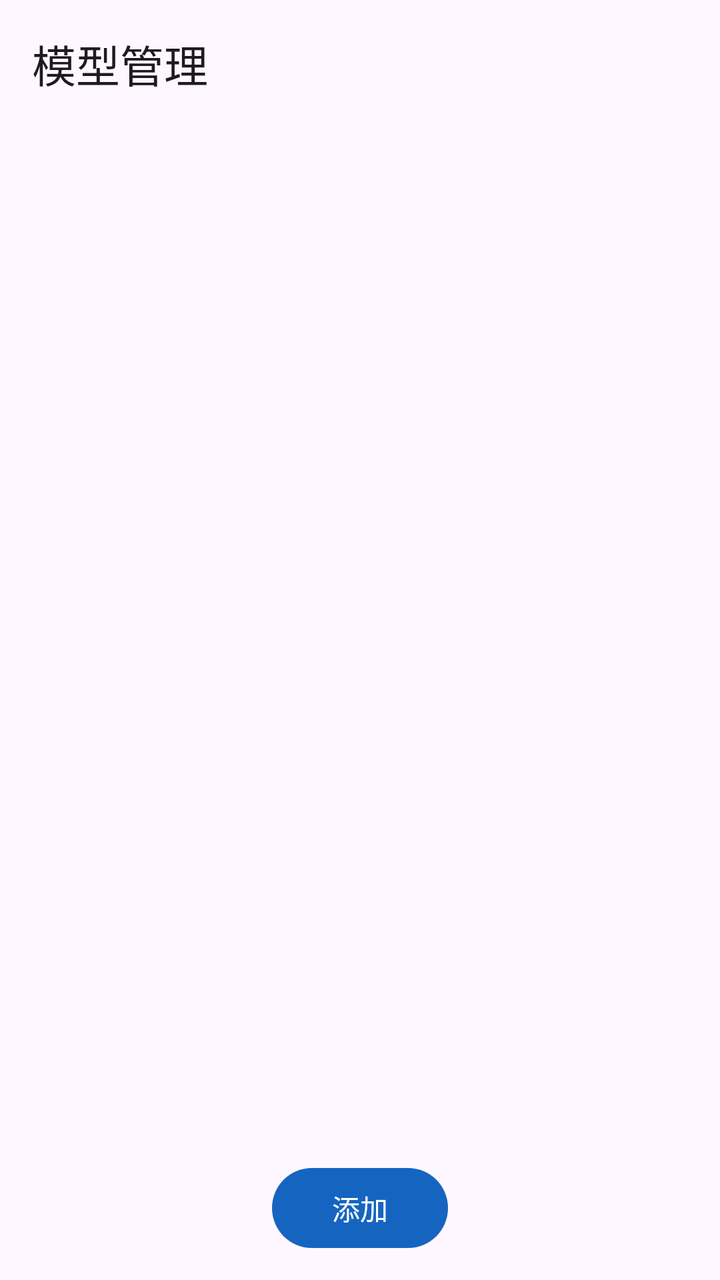
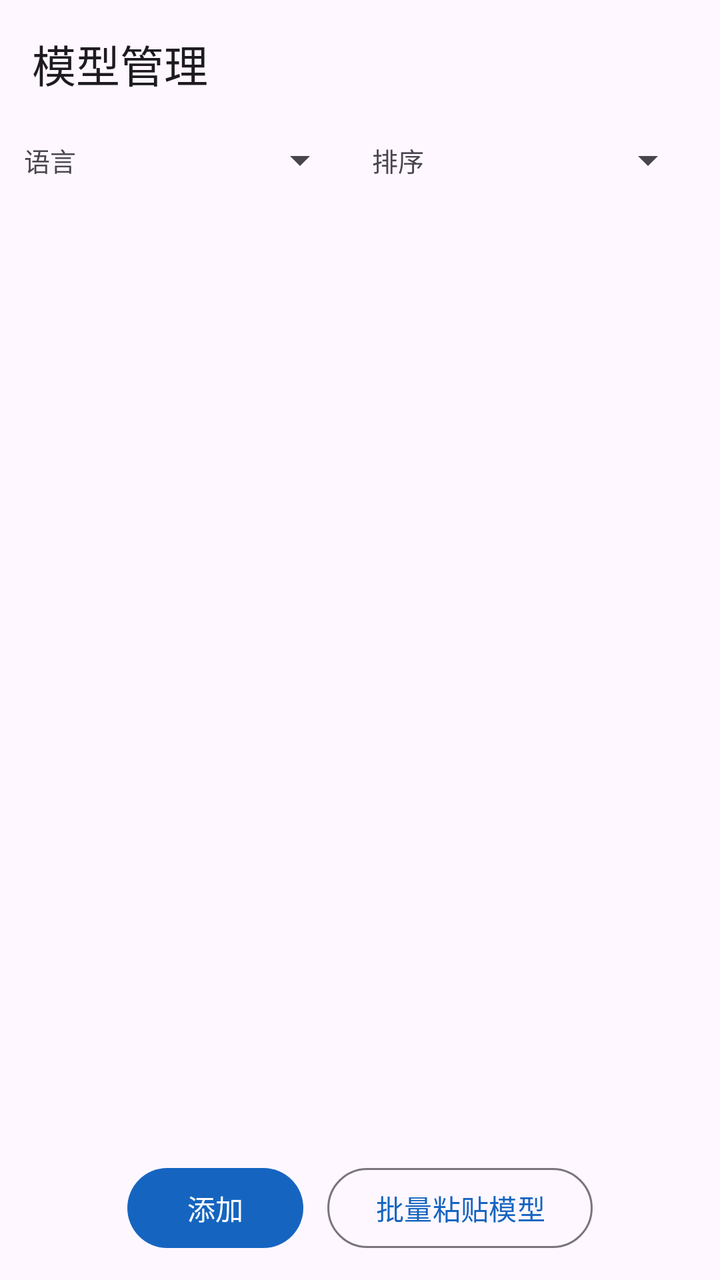

An Android layout rendered at two revisions. The XML below is the earlier revision; the diff shows what the commit changed to produce the second picture.
<!-- AndroidManifest.xml: application theme Theme.AphoneS2T -->
<!-- res/layout/activity_model_manager.xml -->
<?xml version="1.0" encoding="utf-8"?>
<LinearLayout xmlns:android="http://schemas.android.com/apk/res/android"
    xmlns:app="http://schemas.android.com/apk/res-auto"
    android:layout_width="match_parent"
    android:layout_height="match_parent"
    android:orientation="vertical">

    <com.google.android.material.appbar.MaterialToolbar
        android:id="@+id/toolbar"
        android:layout_width="match_parent"
        android:layout_height="?attr/actionBarSize"
        app:title="@string/model_manager_title" />

    <ScrollView
        android:layout_width="match_parent"
        android:layout_height="0dp"
        android:layout_weight="1">

        <LinearLayout
            android:id="@+id/container"
            android:layout_width="match_parent"
            android:layout_height="wrap_content"
            android:orientation="vertical"
            android:padding="12dp" />
    </ScrollView>

    <LinearLayout
        android:layout_width="match_parent"
        android:layout_height="wrap_content"
        android:orientation="horizontal"
        android:padding="12dp"
        android:gravity="center">

        <com.google.android.material.button.MaterialButton
            android:id="@+id/btnAdd"
            android:layout_width="wrap_content"
            android:layout_height="wrap_content"
            android:text="@string/custom_model_add" />
    </LinearLayout>
</LinearLayout>
<!-- resources referenced by this layout -->
<resources>
  <string name="custom_model_add">添加</string>
  <string name="model_manager_title">模型管理</string>
  <style name="Theme.AphoneS2T" parent="Theme.Material3.DayNight.NoActionBar">
          <item name="colorPrimary">@color/seed</item>
          <item name="colorPrimaryDark">@color/seed_dark</item>
          <item name="android:statusBarColor">?attr/colorPrimaryDark</item>
      </style>
  <color name="seed">#1565C0</color>
  <color name="seed_dark">#0D47A1</color>
</resources>

<!-- the commit's change to res/layout/activity_model_manager.xml (unified diff, before → after) -->
@@ -10,6 +10,45 @@
         android:layout_width="match_parent"
         android:layout_height="?attr/actionBarSize"
         app:title="@string/model_manager_title" />
+
+    <LinearLayout
+        android:layout_width="match_parent"
+        android:layout_height="wrap_content"
+        android:orientation="horizontal"
+        android:gravity="center_vertical"
+        android:paddingStart="12dp"
+        android:paddingEnd="12dp"
+        android:paddingTop="4dp">
+
+        <TextView
+            android:layout_width="wrap_content"
+            android:layout_height="wrap_content"
+            android:text="@string/filter_language"
+            android:textSize="13sp"
+            android:textColor="?android:attr/textColorSecondary" />
+
+        <Spinner
+            android:id="@+id/spLanguage"
+            android:layout_width="0dp"
+            android:layout_height="wrap_content"
+            android:layout_weight="1"
+            android:layout_marginStart="4dp" />
+
+        <TextView
+            android:layout_width="wrap_content"
+            android:layout_height="wrap_content"
+            android:layout_marginStart="12dp"
+            android:text="@string/sort_by"
+            android:textSize="13sp"
+            android:textColor="?android:attr/textColorSecondary" />
+
+        <Spinner
+            android:id="@+id/spSort"
+            android:layout_width="0dp"
+            android:layout_height="wrap_content"
+            android:layout_weight="1"
+            android:layout_marginStart="4dp" />
+    </LinearLayout>
 
     <ScrollView
         android:layout_width="match_parent"
@@ -35,6 +74,14 @@
             android:id="@+id/btnAdd"
             android:layout_width="wrap_content"
             android:layout_height="wrap_content"
+            android:layout_marginEnd="12dp"
             android:text="@string/custom_model_add" />
+
+        <com.google.android.material.button.MaterialButton
+            android:id="@+id/btnPaste"
+            style="?attr/materialButtonOutlinedStyle"
+            android:layout_width="wrap_content"
+            android:layout_height="wrap_content"
+            android:text="@string/settings_paste_custom_models" />
     </LinearLayout>
 </LinearLayout>
<!-- resource entries referenced after the edit -->
@@ -1,7 +1,10 @@
 <!-- resources referenced by this layout -->
 <resources>
   <string name="custom_model_add">添加</string>
+  <string name="filter_language">语言</string>
   <string name="model_manager_title">模型管理</string>
+  <string name="settings_paste_custom_models">批量粘贴模型</string>
+  <string name="sort_by">排序</string>
   <style name="Theme.AphoneS2T" parent="Theme.Material3.DayNight.NoActionBar">
           <item name="colorPrimary">@color/seed</item>
           <item name="colorPrimaryDark">@color/seed_dark</item>
